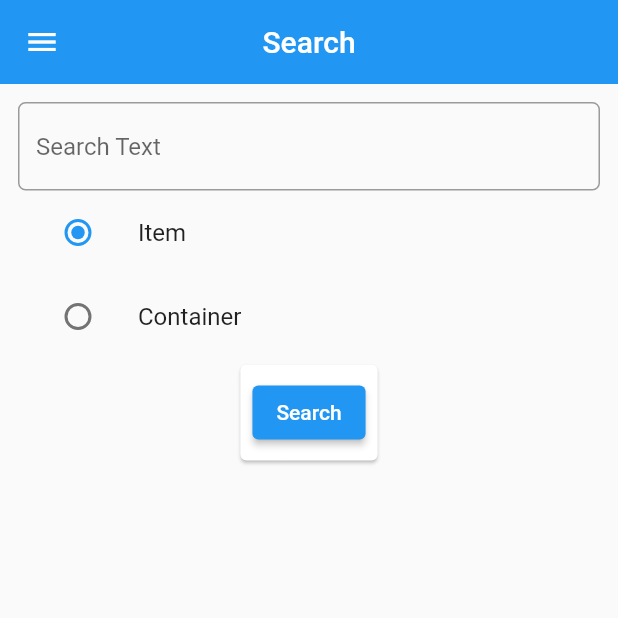
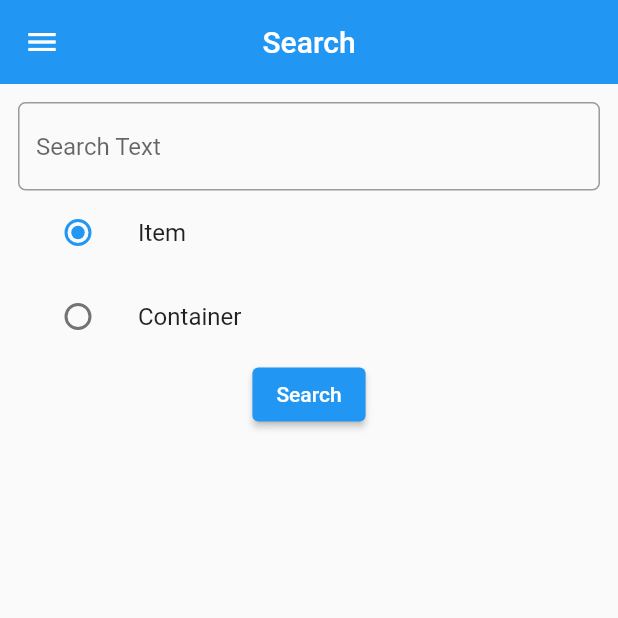
Before and after one commit to jlprince21/thing_finder, a Flutter app: the SearchScreen screen opened directly, on a phone screen of 412 x 824 dp, the top half of it. Run offline on Flutter 3.47's test engine with Material 2 defaults, Android fonts, the light colour scheme and no system bars; our stand-ins replace drift, file_picker, get, share_plus; accounts and stored records are empty; generated files the repository leaves out were written again.

Commit message:
Clear search input when trying to navigate to Containers or Items following a search. Remove card surrounding Search button.

```diff
--- a/lib/screen/search_screen.dart
+++ b/lib/screen/search_screen.dart
@@ -61,10 +61,7 @@ class SearchScreen extends StatelessWidget {
                         controller.setValue(value.toString());
                       }),
                 ),
-                Card(
-                  child: Padding(
-                    padding: const EdgeInsets.all(8.0),
-                    child: ElevatedButton(
+                ElevatedButton(
                   child: const Text('Search'),
                   onPressed: () {
                     if (controller.searchType == "item") {
@@ -75,8 +72,6 @@ class SearchScreen extends StatelessWidget {
                       Get.to(ContainersScreen(searchText: controller.searchController.text));
                     }
                   },
-                    ),
-                  ),
                 ),
               ],
             ),
--- a/lib/util/app_drawer.dart
+++ b/lib/util/app_drawer.dart
@@ -65,7 +65,7 @@ class AppDrawer extends StatelessWidget {
       ListTile(
         title: const Text('Items'),
         onTap: () {
-          Get.to(ItemsScreen(searchText: "", containerId: ""));
+          Get.to(ItemsScreen(searchText: "", containerId: ""), preventDuplicates: false); // preventDuplicates allows us to return to items/containers page after search
         },
       ),
     );
@@ -74,7 +74,7 @@ class AppDrawer extends StatelessWidget {
       ListTile(
         title: const Text('Containers'),
         onTap: () {
-          Get.to(ContainersScreen(searchText: ""));
+          Get.to(ContainersScreen(searchText: ""), preventDuplicates: false); // preventDuplicates allows us to return to items/containers page after search
         },
       ),
     );
--- a/pubspec.yaml
+++ b/pubspec.yaml
@@ -15,7 +15,7 @@ publish_to: 'none' # Remove this line if you wish to publish to pub.dev
 # In iOS, build-name is used as CFBundleShortVersionString while build-number used as CFBundleVersion.
 # Read more about iOS versioning at
 # https://developer.apple.com/library/archive/documentation/General/Reference/InfoPlistKeyReference/Articles/CoreFoundationKeys.html
-version: 1.0.0+3
+version: 1.0.0+4
 
 environment:
   sdk: ">=2.15.1 <3.0.0"
```
Lines whose indentation alone changed are shown as unchanged.
